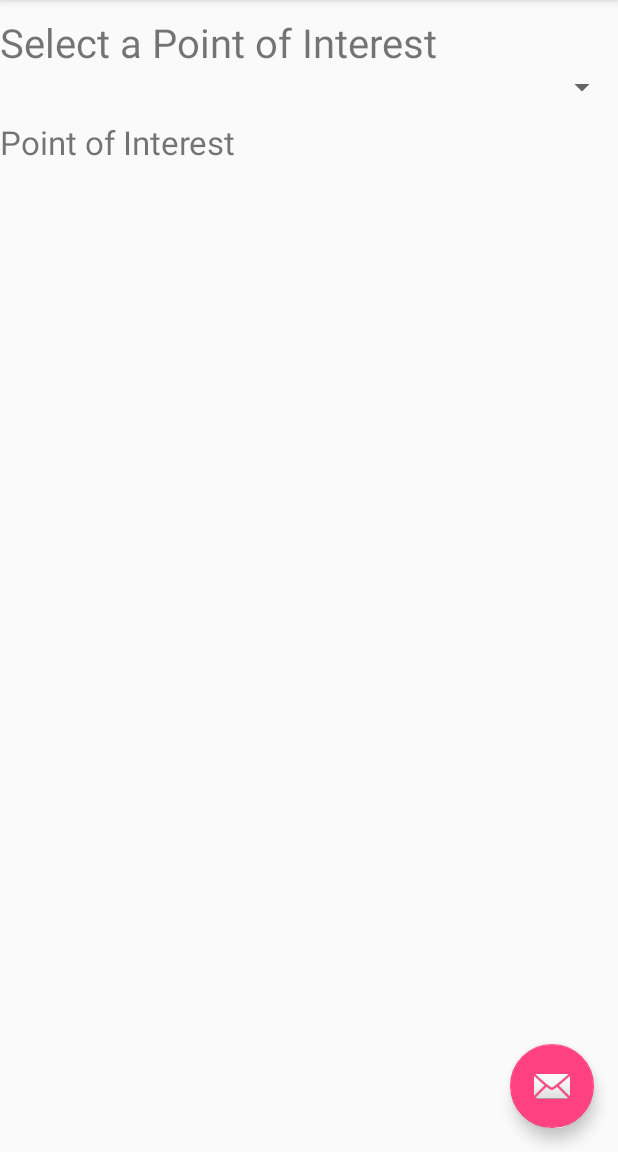
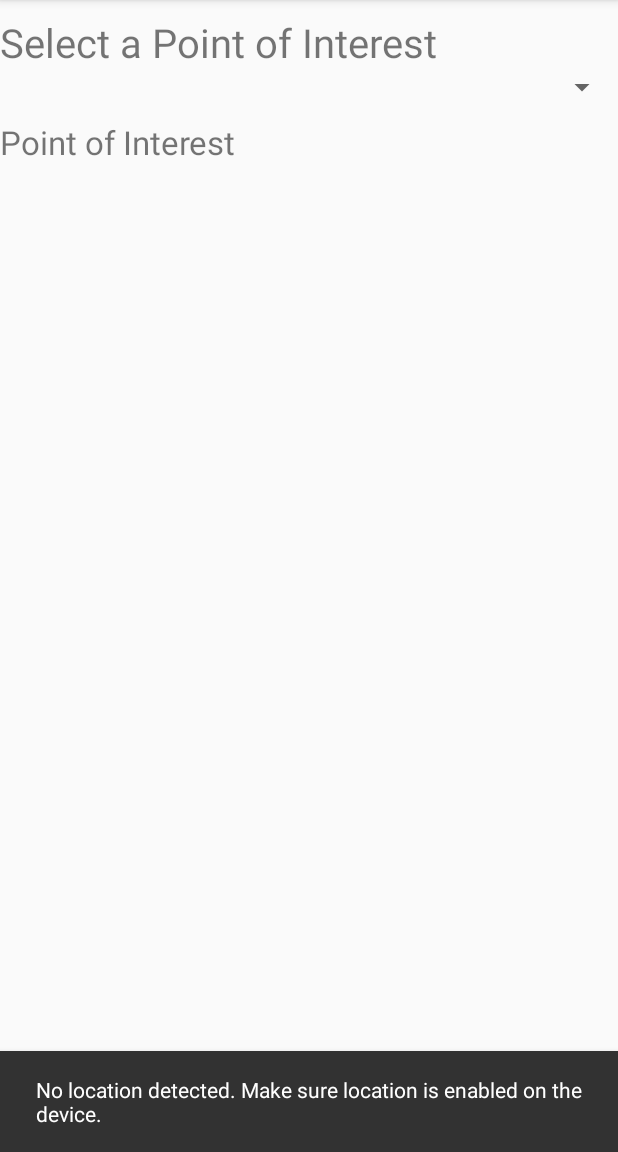
Before and after one commit to jmuppala/POIAlert, an Android app: the first screen one second after launch (POIAlertActivity), on a phone screen of 412 x 824 dp, the part 84-1236 px from its top. Run offline under Robolectric (Android 15) with nearby library versions, the phone set to English and light mode, and no system bars.

Commit message:
POIAlert Part 2

```diff
--- a/app/build.gradle
+++ b/app/build.gradle
@@ -23,6 +23,7 @@ dependencies {
     implementation 'com.android.support:appcompat-v7:26.1.0'
     implementation 'com.android.support.constraint:constraint-layout:1.0.2'
     implementation 'com.android.support:design:26.1.0'
+    implementation 'com.google.android.gms:play-services-location:11.8.0'
     testImplementation 'junit:junit:4.12'
     androidTestImplementation 'com.android.support.test:runner:1.0.1'
     androidTestImplementation 'com.android.support.test.espresso:espresso-core:3.0.1'
--- a/app/src/main/AndroidManifest.xml
+++ b/app/src/main/AndroidManifest.xml
@@ -1,6 +1,7 @@
 <?xml version="1.0" encoding="utf-8"?>
 <manifest xmlns:android="http://schemas.android.com/apk/res/android"
     package="hk.ust.cse.comp4521.poialert">
+    <uses-permission android:name="android.permission.ACCESS_FINE_LOCATION"/>
 
     <application
         android:allowBackup="true"
--- a/app/src/main/java/hk/ust/cse/comp4521/poialert/POIAlertActivity.java
+++ b/app/src/main/java/hk/ust/cse/comp4521/poialert/POIAlertActivity.java
@@ -1,8 +1,12 @@
 package hk.ust.cse.comp4521.poialert;
 
+import android.Manifest;
+import android.content.pm.PackageManager;
+import android.location.Location;
 import android.os.Bundle;
-import android.support.design.widget.FloatingActionButton;
+import android.support.annotation.NonNull;
 import android.support.design.widget.Snackbar;
+import android.support.v4.app.ActivityCompat;
 import android.support.v7.app.AppCompatActivity;
 import android.support.v7.widget.Toolbar;
 import android.view.View;
@@ -22,12 +26,18 @@ import android.widget.AdapterView.OnItemSelectedListener;
 import android.widget.SimpleCursorAdapter;
 import android.widget.Spinner;
 import android.widget.TextView;
+import android.widget.Toast;
+
+import com.google.android.gms.location.FusedLocationProviderClient;
+import com.google.android.gms.location.LocationServices;
+import com.google.android.gms.tasks.OnFailureListener;
+import com.google.android.gms.tasks.OnSuccessListener;
 
 import hk.ust.cse.comp4521.poialert.provider.POIContract;
 
 import static hk.ust.cse.comp4521.poialert.provider.POIContract.POIEntry.*;
 
-public class POIAlertActivity extends AppCompatActivity implements LoaderManager.LoaderCallbacks<Cursor>  {
+public class POIAlertActivity extends AppCompatActivity implements LoaderManager.LoaderCallbacks<Cursor> {
 
     private String TAG = "POIAlertActivity";
 
@@ -40,21 +50,34 @@ public class POIAlertActivity extends AppCompatActivity implements LoaderManager
     private double longitude = 0.0;
     private long rowID = 0;
 
+    /**
+     * Provides the entry point to Google Play services.
+     */
+    protected FusedLocationProviderClient mFusedLocationClient;
+
+    /**
+     * Represents a geographical location.
+     */
+    protected Location mLastLocation;
+
+    // Request code to use when launching the resolution activity
+    private static final int REQUEST_RESOLVE_ERROR = 1001;
+    // Unique tag for the error dialog fragment
+    private static final String DIALOG_ERROR = "dialog_error";
+    // Bool to track whether the app is already resolving an error
+    private boolean mResolvingError = false;
+
+    TextView poiView;
+
     @Override
-    protected void onCreate(Bundle savedInstanceState) {
+    public void onCreate(Bundle savedInstanceState) {
+
         super.onCreate(savedInstanceState);
         setContentView(R.layout.activity_poialert);
         Toolbar toolbar = (Toolbar) findViewById(R.id.toolbar);
         setSupportActionBar(toolbar);
 
-        FloatingActionButton fab = (FloatingActionButton) findViewById(R.id.fab);
-        fab.setOnClickListener(new View.OnClickListener() {
-            @Override
-            public void onClick(View view) {
-                Snackbar.make(view, "Replace with your own action", Snackbar.LENGTH_LONG)
-                        .setAction("Action", null).show();
-            }
-        });
+        poiView = (TextView) findViewById(R.id.pointOfInterest);
 
         // Create an empty adapter we will use to display the loaded data.
         // We display the Song Title and the Artist's name in the List
@@ -76,6 +99,48 @@ public class POIAlertActivity extends AppCompatActivity implements LoaderManager
 
         // set the on selected listener for the spinner
         poispinner.setOnItemSelectedListener(new MyOnItemSelectedListener());
+
+        // Build the Google API Fused Location Services client so that connections can be established
+        mFusedLocationClient = LocationServices.getFusedLocationProviderClient(this);
+
+        if (ActivityCompat.checkSelfPermission(this, Manifest.permission.ACCESS_FINE_LOCATION) != PackageManager.PERMISSION_GRANTED && ActivityCompat.checkSelfPermission(this, Manifest.permission.ACCESS_COARSE_LOCATION) != PackageManager.PERMISSION_GRANTED) {
+            // TODO: Consider calling
+            //    ActivityCompat#requestPermissions
+            // here to request the missing permissions, and then overriding
+            //   public void onRequestPermissionsResult(int requestCode, String[] permissions,
+            //                                          int[] grantResults)
+            // to handle the case where the user grants the permission. See the documentation
+            // for ActivityCompat#requestPermissions for more details.
+
+            Log.i(TAG, "No Permission Granted!");
+            return;
+        }
+
+        Log.i(TAG, "Location can be determined!");
+
+        mFusedLocationClient.getLastLocation()
+                .addOnSuccessListener(this, new OnSuccessListener<Location>() {
+                    @Override
+                    public void onSuccess(Location location) {
+                        // Got last known location. In some rare situations this can be null.
+                        if (location != null) {
+                            // Logic to handle location object
+                            mLastLocation = location;
+                            String message = "Last Location is: " +
+                                    "  Latitude = " + String.valueOf(mLastLocation.getLatitude()) +
+                                    "  Longitude = " + String.valueOf(mLastLocation.getLongitude());
+                            Log.i(TAG, message);
+                            Snackbar.make(poiView, message, Snackbar.LENGTH_LONG).show();
+                        }
+                    }
+                })
+                .addOnFailureListener(this, new OnFailureListener() {
+                    @Override
+                    public void onFailure(@NonNull Exception e) {
+                        Log.i(TAG, "No Last Location Detected!");
+                        Snackbar.make(poiView, R.string.no_location_detected, Snackbar.LENGTH_LONG).show();
+                    }
+                });
 
     }
 
--- a/app/src/main/res/layout/activity_poialert.xml
+++ b/app/src/main/res/layout/activity_poialert.xml
@@ -22,12 +22,4 @@
 
     <include layout="@layout/content_poialert" />
 
-    <android.support.design.widget.FloatingActionButton
-        android:id="@+id/fab"
-        android:layout_width="wrap_content"
-        android:layout_height="wrap_content"
-        android:layout_gravity="bottom|end"
-        android:layout_margin="@dimen/fab_margin"
-        app:srcCompat="@android:drawable/ic_dialog_email" />
-
 </android.support.design.widget.CoordinatorLayout>
--- a/app/src/main/res/values/strings.xml
+++ b/app/src/main/res/values/strings.xml
@@ -11,4 +11,5 @@
     <string name="submit">Submit</string>
     <string name="action_delete_poi">Delete POI</string>
     <string name="pointOfInterest">Point of Interest</string>
+    <string name="no_location_detected">No location detected. Make sure location is enabled on the device.</string>
 </resources>
```
